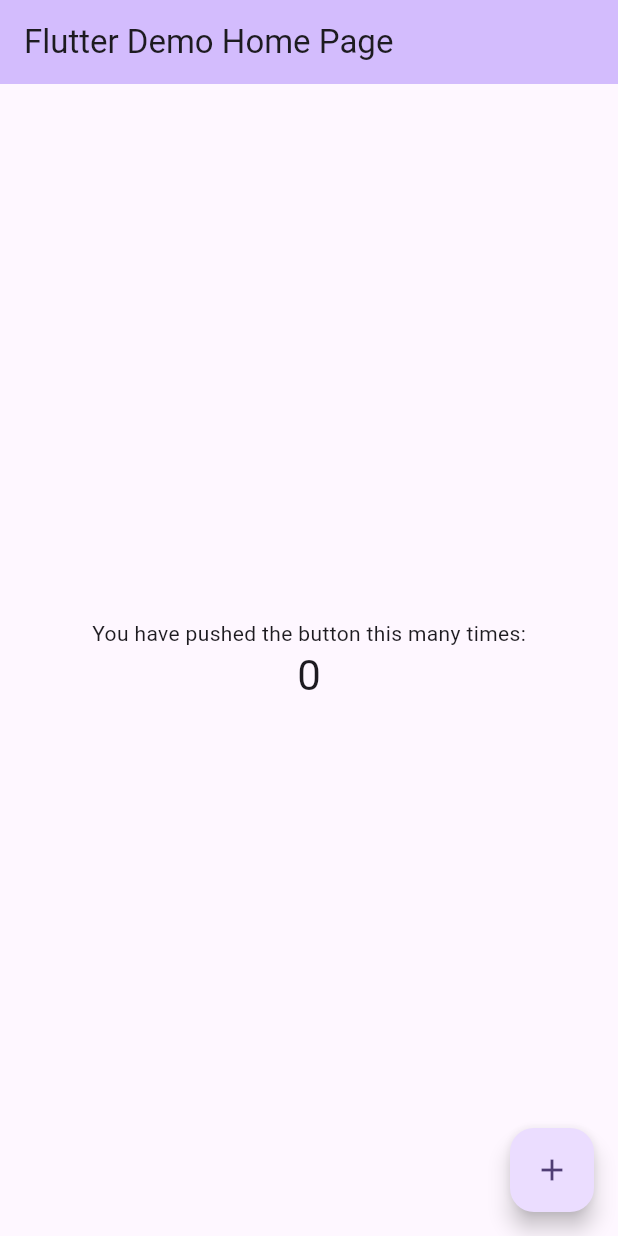
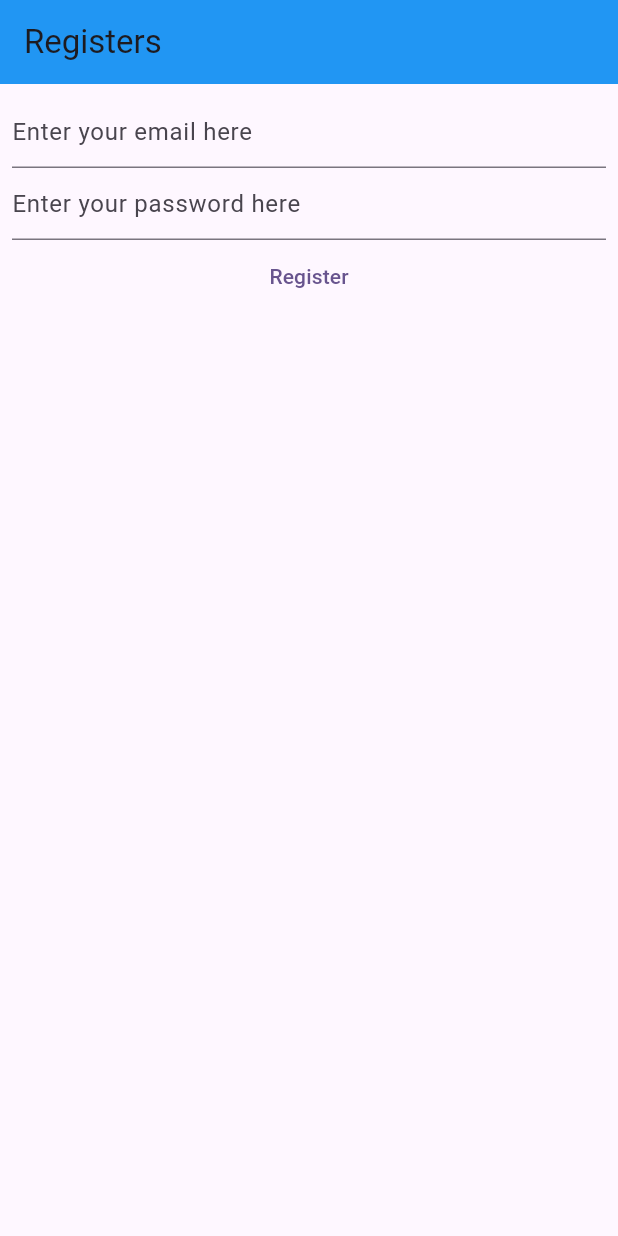
Before and after one commit to simgit18/Mynotes, a Flutter app: the screen it shows after launch, on a phone screen of 412 x 824 dp. Run offline on Flutter 3.47's test engine with Material 3 defaults, Android fonts, the phone set to English and light mode, and no system bars; our stand-ins replace firebase_auth, firebase_core; accounts and stored records are empty.

Commit message:
added RegisterView

```diff
--- a/mynotes/lib/main.dart
+++ b/mynotes/lib/main.dart
@@ -1,125 +1,108 @@
+import 'package:firebase_core/firebase_core.dart';
 import 'package:flutter/material.dart';
-
+import 'package:firebase_auth/firebase_auth.dart';
+import 'firebase_options.dart';
 void main() {
-  runApp(const MyApp());
-}
-
-class MyApp extends StatelessWidget {
-  const MyApp({super.key});
-
-  // This widget is the root of your application.
-  @override
-  Widget build(BuildContext context) {
-    return MaterialApp(
+  WidgetsFlutterBinding.ensureInitialized();
+  runApp(MaterialApp(
       title: 'Flutter Demo',
       theme: ThemeData(
-        // This is the theme of your application.
-        //
-        // TRY THIS: Try running your application with "flutter run". You'll see
-        // the application has a purple toolbar. Then, without quitting the app,
-        // try changing the seedColor in the colorScheme below to Colors.green
-        // and then invoke "hot reload" (save your changes or press the "hot
-        // reload" button in a Flutter-supported IDE, or press "r" if you used
-        // the command line to start the app).
-        //
-        // Notice that the counter didn't reset back to zero; the application
-        // state is not lost during the reload. To reset the state, use hot
-        // restart instead.
-        //
-        // This works for code too, not just values: Most code changes can be
-        // tested with just a hot reload.
+
         colorScheme: ColorScheme.fromSeed(seedColor: Colors.deepPurple),
         useMaterial3: true,
       ),
-      home: const MyHomePage(title: 'Flutter Demo Home Page'),
-    );
-  }
+      home: const RegisterView(),
+    ),);
 }
 
-class MyHomePage extends StatefulWidget {
-  const MyHomePage({super.key, required this.title});
 
-  // This widget is the home page of your application. It is stateful, meaning
-  // that it has a State object (defined below) that contains fields that affect
-  // how it looks.
-
-  // This class is the configuration for the state. It holds the values (in this
-  // case the title) provided by the parent (in this case the App widget) and
-  // used by the build method of the State. Fields in a Widget subclass are
-  // always marked "final".
-
-  final String title;
+class RegisterView extends StatefulWidget {
+  const RegisterView({super.key});
 
   @override
-  State<MyHomePage> createState() => _MyHomePageState();
+  State<RegisterView> createState() => _RegisterViewState();
 }
 
-class _MyHomePageState extends State<MyHomePage> {
-  int _counter = 0;
+class _RegisterViewState extends State<RegisterView> {
+  late final TextEditingController _email;
+  late final TextEditingController _password;
 
-  void _incrementCounter() {
-    setState(() {
-      // This call to setState tells the Flutter framework that something has
-      // changed in this State, which causes it to rerun the build method below
-      // so that the display can reflect the updated values. If we changed
-      // _counter without calling setState(), then the build method would not be
-      // called again, and so nothing would appear to happen.
-      _counter++;
-    });
+  @override
+  void initState() {
+    _email = TextEditingController();
+    _password = TextEditingController();
+    super.initState();
   }
 
   @override
+  void dispose() {
+    _email.dispose();
+    _password.dispose();
+    super.dispose();
+  }
+  @override
   Widget build(BuildContext context) {
-    // This method is rerun every time setState is called, for instance as done
-    // by the _incrementCounter method above.
-    //
-    // The Flutter framework has been optimized to make rerunning build methods
-    // fast, so that you can just rebuild anything that needs updating rather
-    // than having to individually change instances of widgets.
     return Scaffold(
-      appBar: AppBar(
-        // TRY THIS: Try changing the color here to a specific color (to
-        // Colors.amber, perhaps?) and trigger a hot reload to see the AppBar
-        // change color while the other colors stay the same.
-        backgroundColor: Theme.of(context).colorScheme.inversePrimary,
-        // Here we take the value from the MyHomePage object that was created by
-        // the App.build method, and use it to set our appbar title.
-        title: Text(widget.title),
+      appBar: AppBar(title: const Text('Registers'), backgroundColor: Colors.blue,
       ),
-      body: Center(
-        // Center is a layout widget. It takes a single child and positions it
-        // in the middle of the parent.
+      body: FutureBuilder(future: Firebase.initializeApp(options: DefaultFirebaseOptions.currentPlatform),
+      builder: (context,snapshot){
+        switch(snapshot.connectionState){
+
+          case ConnectionState.done:
+            return Padding(
+        padding: const EdgeInsets.all(8.0),
         child: Column(
-          // Column is also a layout widget. It takes a list of children and
-          // arranges them vertically. By default, it sizes itself to fit its
-          // children horizontally, and tries to be as tall as its parent.
-          //
-          // Column has various properties to control how it sizes itself and
-          // how it positions its children. Here we use mainAxisAlignment to
-          // center the children vertically; the main axis here is the vertical
-          // axis because Columns are vertical (the cross axis would be
-          // horizontal).
-          //
-          // TRY THIS: Invoke "debug painting" (choose the "Toggle Debug Paint"
-          // action in the IDE, or press "p" in the console), to see the
-          // wireframe for each widget.
-          mainAxisAlignment: MainAxisAlignment.center,
-          children: <Widget>[
-            const Text(
-              'You have pushed the button this many times:',
-            ),
-            Text(
-              '$_counter',
-              style: Theme.of(context).textTheme.headlineMedium,
-            ),
+          children: [
+            TextField(controller: _email,
+            enableSuggestions: false,
+            autocorrect: false,
+            keyboardType: TextInputType.emailAddress,
+            decoration: const InputDecoration(
+              hintText: "Enter your email here"
+            ),),
+            TextField(controller: _password,
+            obscureText: true,
+            autocorrect: false,
+            enableSuggestions: false,
+            decoration: const InputDecoration(
+              hintText: "Enter your password here"
+            ),),
+            TextButton(
+              onPressed: () async {
+
+
+
+                final email = _email.text;
+                final password = _password.text;
+                await FirebaseAuth.instance.createUserWithEmailAndPassword(email: email, password: password);
+                print(UserCredential);
+              },
+              child: const Text('Register')),
           ],
         ),
-      ),
-      floatingActionButton: FloatingActionButton(
-        onPressed: _incrementCounter,
-        tooltip: 'Increment',
-        child: const Icon(Icons.add),
-      ), // This trailing comma makes auto-formatting nicer for build methods.
+      );
+
+      default:
+      return const Text("Loading....");
+
+        }
+
+      })
+      ,
     );
-  }
+
 }
+
+// class HomePage extends StatefulWidget {
+//   const HomePage({super.key});
+
+//   @override
+//   State<HomePage> createState() => _HomePageState();
+// }
+
+// class _HomePageState extends State<HomePage> {
+
+//   }
+
+}
--- a/mynotes/pubspec.yaml
+++ b/mynotes/pubspec.yaml
@@ -35,6 +35,10 @@ dependencies:
   # The following adds the Cupertino Icons font to your application.
   # Use with the CupertinoIcons class for iOS style icons.
   cupertino_icons: ^1.0.2
+  firebase_core: ^2.24.2
+  firebase_auth: ^4.15.3
+  cloud_firestore: ^4.13.6
+  firebase_analytics: ^10.7.4
 
 dev_dependencies:
   flutter_test:
@@ -45,7 +49,7 @@ dev_dependencies:
   # activated in the `analysis_options.yaml` file located at the root of your
   # package. See that file for information about deactivating specific lint
   # rules and activating additional ones.
-  flutter_lints: ^2.0.0
+  flutter_lints: ^3.0.1
 
 # For information on the generic Dart part of this file, see the
 # following page: https://dart.dev/tools/pub/pubspec
```
Also changed, not shown: mynotes/lib/firebase_options.dart (added), mynotes/pubspec.lock, 9 other files.
